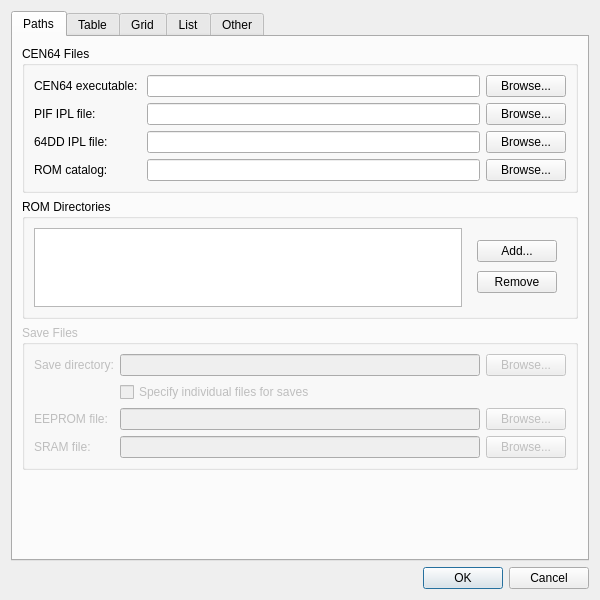
The window that src/settingsdialog.ui (dh4/cen64-qt) describes before a commit, drawn with Qt 5.
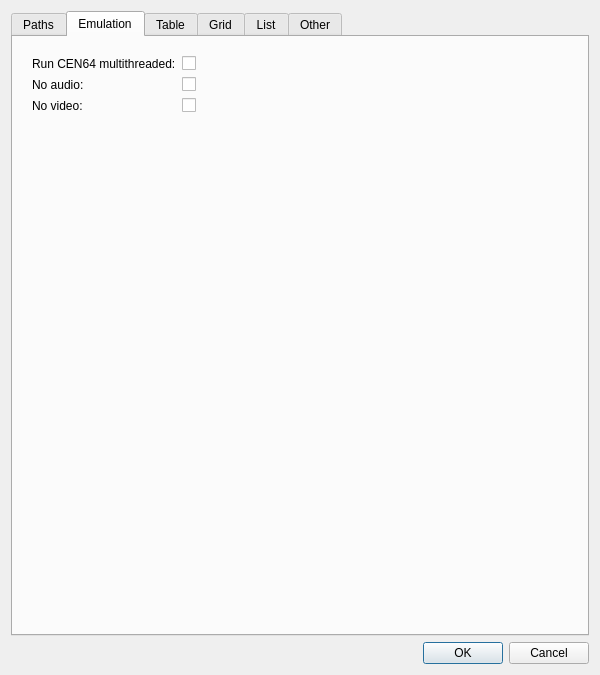
The same window after the commit.

```diff
--- a/src/settingsdialog.ui
+++ b/src/settingsdialog.ui
@@ -7,13 +7,13 @@
     <x>0</x>
     <y>0</y>
     <width>600</width>
-    <height>600</height>
+    <height>675</height>
    </rect>
   </property>
   <property name="minimumSize">
    <size>
     <width>550</width>
-    <height>550</height>
+    <height>650</height>
    </size>
   </property>
   <property name="windowTitle">
@@ -36,7 +36,7 @@
       <enum>QTabWidget::Rounded</enum>
      </property>
      <property name="currentIndex">
-      <number>0</number>
+      <number>1</number>
      </property>
      <widget class="QWidget" name="pathsWidget">
       <attribute name="title">
@@ -46,7 +46,7 @@
        <item row="2" column="0">
         <widget class="QGroupBox" name="saves">
          <property name="enabled">
-          <bool>false</bool>
+          <bool>true</bool>
          </property>
          <property name="title">
           <string>Save Files</string>
@@ -81,37 +81,30 @@
             <item row="2" column="1">
              <widget class="QLineEdit" name="eepromPath"/>
             </item>
-            <item row="3" column="1">
+            <item row="4" column="1">
              <widget class="QLineEdit" name="sramPath"/>
             </item>
             <item row="2" column="0">
              <widget class="QLabel" name="eepromPathLabel">
               <property name="text">
-               <string>EEPROM file:</string>
+               <string>4 kbit EEPROM file:</string>
               </property>
              </widget>
             </item>
-            <item row="3" column="0">
+            <item row="4" column="2">
+             <widget class="QPushButton" name="sramButton">
+              <property name="text">
+               <string>Browse...</string>
+              </property>
+             </widget>
+            </item>
+            <item row="4" column="0">
              <widget class="QLabel" name="sramPathLabel">
               <property name="text">
                <string>SRAM file:</string>
               </property>
              </widget>
             </item>
-            <item row="2" column="2">
-             <widget class="QPushButton" name="eepromButton">
-              <property name="text">
-               <string>Browse...</string>
-              </property>
-             </widget>
-            </item>
-            <item row="3" column="2">
-             <widget class="QPushButton" name="sramButton">
-              <property name="text">
-               <string>Browse...</string>
-              </property>
-             </widget>
-            </item>
            </layout>
           </item>
          </layout>
@@ -271,6 +264,91 @@
        </item>
       </layout>
      </widget>
+     <widget class="QWidget" name="emulationWidget">
+      <attribute name="title">
+       <string>Emulation</string>
+      </attribute>
+      <layout class="QGridLayout" name="gridLayout_14">
+       <item row="0" column="1">
+        <spacer name="emulationHSpacer">
+         <property name="orientation">
+          <enum>Qt::Horizontal</enum>
+         </property>
+         <property name="sizeHint" stdset="0">
+          <size>
+           <width>40</width>
+           <height>20</height>
+          </size>
+         </property>
+        </spacer>
+       </item>
+       <item row="0" column="0">
+        <layout class="QGridLayout" name="emulationLayout">
+         <property name="leftMargin">
+          <number>10</number>
+         </property>
+         <property name="topMargin">
+          <number>10</number>
+         </property>
+         <item row="0" column="0">
+          <widget class="QLabel" name="multithreadLabel">
+           <property name="text">
+            <string>Run CEN64 multithreaded:</string>
+           </property>
+          </widget>
+         </item>
+         <item row="0" column="1">
+          <widget class="QCheckBox" name="multithreadOption">
+           <property name="text">
+            <string/>
+           </property>
+          </widget>
+         </item>
+         <item row="1" column="0">
+          <widget class="QLabel" name="noAudioLabel">
+           <property name="text">
+            <string>No audio:</string>
+           </property>
+          </widget>
+         </item>
+         <item row="1" column="1">
+          <widget class="QCheckBox" name="noAudioOption">
+           <property name="text">
+            <string/>
+           </property>
+          </widget>
+         </item>
+         <item row="2" column="0">
+          <widget class="QLabel" name="noVideoLabel">
+           <property name="text">
+            <string>No video:</string>
+           </property>
+          </widget>
+         </item>
+         <item row="2" column="1">
+          <widget class="QCheckBox" name="noVideoOption">
+           <property name="text">
+            <string/>
+           </property>
+          </widget>
+         </item>
+        </layout>
+       </item>
+       <item row="1" column="0">
+        <spacer name="emulationVSpacer">
+         <property name="orientation">
+          <enum>Qt::Vertical</enum>
+         </property>
+         <property name="sizeHint" stdset="0">
+          <size>
+           <width>20</width>
+           <height>40</height>
+          </size>
+         </property>
+        </spacer>
+       </item>
+      </layout>
+     </widget>
      <widget class="QWidget" name="tableViewWidget">
       <attribute name="title">
        <string>Table</string>
```
Left out of the diff: 69 changed lines with no effect on the pictures.
